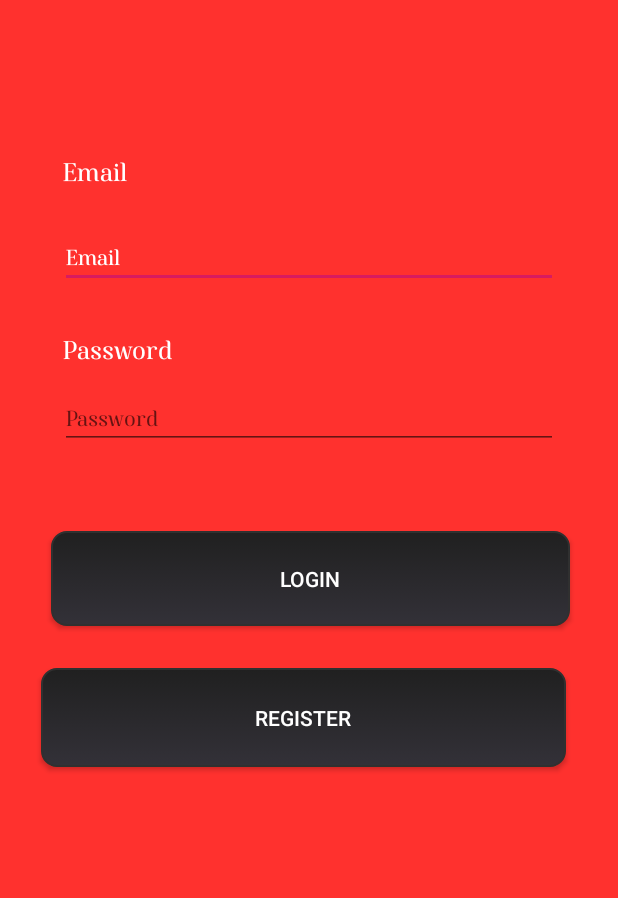
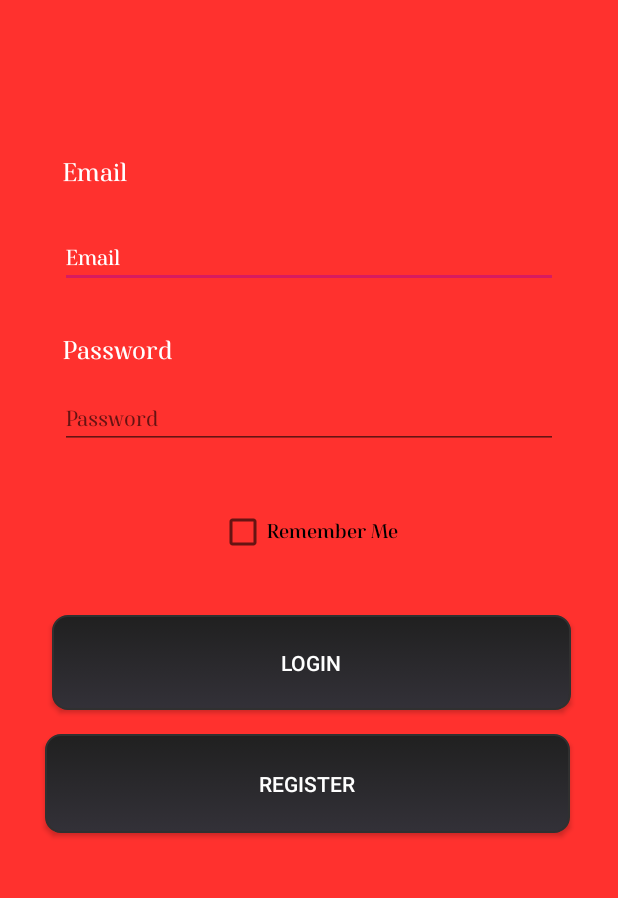
Before and after one commit to TNSelahle/Mouthpiece, an Android app: the screen it shows after launch (LoginPage), on a phone screen of 412 x 824 dp, the part 235-1133 px from its top. Run offline under Robolectric (Android 15) with nearby library versions, the phone set to English and light mode, and no system bars; our stand-ins replace Volley.

Commit message:
Remember Me Senpai!!!
Functionality for rememebr me on log in screen works.

Remember me Senpai!

```diff
--- a/app/src/main/java/com/omega/mouthpiece/LoginPage.java
+++ b/app/src/main/java/com/omega/mouthpiece/LoginPage.java
@@ -19,6 +19,7 @@ import androidx.constraintlayout.widget.ConstraintLayout;
 
 import android.content.Context;
 import android.content.Intent;
+import android.content.SharedPreferences;
 import android.graphics.Color;
 import android.os.Bundle;
 import android.util.Log;
@@ -42,6 +43,9 @@ public class LoginPage extends AppCompatActivity {
     private Button Register;
     private String jsonEmail;
     private String jsonPassword;
+    private CheckBox rememberMe;
+    SharedPreferences sharedPreferences;
+    SharedPreferences.Editor editor;
 
     @Override
     protected void onCreate(Bundle savedInstanceState) {
@@ -52,12 +56,33 @@ public class LoginPage extends AppCompatActivity {
         Password =findViewById(R.id.password);
         Login = findViewById(R.id.loginButton);
         Register = findViewById(R.id.registerButton);
+        rememberMe = findViewById(R.id.rememberMe);
+
+        sharedPreferences=getSharedPreferences("LoginPrefs",MODE_PRIVATE);
+        editor=sharedPreferences.edit();
+
+        //Store auto login preferences:
+        String mail=sharedPreferences.getString("Email","");
+        String password=sharedPreferences.getString("Password","");
+        Boolean checked=sharedPreferences.getBoolean("Remember",false);
+
+        Email.setText(mail);
+        Password.setText(password);
+        rememberMe.setChecked(checked);
 
         Login.setOnClickListener(new View.OnClickListener()
         {
             @Override
             public void onClick(View view)
             {
+                //If remember me is checked, auto fill email and password
+                if(rememberMe.isChecked())
+                {
+                    editor.putString("Email",Email.getText().toString());
+                    editor.putString("Password",Password.getText().toString());
+                    editor.putBoolean("Remember",rememberMe.isChecked());
+                    editor.commit();
+                }
                 jsonEmail = Email.getText().toString();
                 jsonPassword = Password.getText().toString();
 
--- a/app/src/main/res/layout/activity_login.xml
+++ b/app/src/main/res/layout/activity_login.xml
@@ -17,15 +17,33 @@
         android:id="@+id/registerButton"
         android:layout_width="350dp"
         android:layout_height="66dp"
-        android:layout_marginBottom="140dp"
+        android:layout_marginBottom="96dp"
         android:background="@drawable/mybutton"
         android:text="@string/regViewer"
         android:textColor="@color/white"
         app:layout_constraintBottom_toBottomOf="parent"
         app:layout_constraintEnd_toEndOf="parent"
-        app:layout_constraintHorizontal_bias="0.386"
+        app:layout_constraintHorizontal_bias="0.475"
         app:layout_constraintStart_toStartOf="parent"
         tools:text="@string/regViewer" />
+
+    <Button
+        android:id="@+id/loginButton"
+        android:layout_width="346dp"
+        android:layout_height="63dp"
+        android:layout_marginTop="16dp"
+        android:layout_marginBottom="16dp"
+        android:background="@drawable/mybutton"
+        android:text="@string/loginB"
+        android:textColor="@color/white"
+
+        app:layout_constraintBottom_toTopOf="@+id/registerButton"
+        app:layout_constraintEnd_toEndOf="parent"
+        app:layout_constraintHorizontal_bias="0.553"
+        app:layout_constraintStart_toStartOf="parent"
+        app:layout_constraintTop_toBottomOf="@+id/password"
+        app:layout_constraintVertical_bias="1.0"
+        tools:text="@string/loginB" />
 
     <TextView
         android:id="@+id/textView4"
@@ -67,24 +85,6 @@
         app:layout_constraintVertical_bias="0.389" />
 
 
-    <Button
-        android:id="@+id/loginButton"
-        android:layout_width="346dp"
-        android:layout_height="63dp"
-        android:layout_marginBottom="16dp"
-        android:layout_marginTop="16dp"
-        android:background="@drawable/mybutton"
-        android:text="@string/loginB"
-        android:textColor="@color/white"
-
-        app:layout_constraintBottom_toTopOf="@+id/registerButton"
-        app:layout_constraintEnd_toEndOf="parent"
-        app:layout_constraintHorizontal_bias="0.529"
-        app:layout_constraintStart_toStartOf="parent"
-        app:layout_constraintTop_toBottomOf="@+id/password"
-        app:layout_constraintVertical_bias="0.765"
-        tools:text="@string/loginB" />
-
     <EditText
         android:id="@+id/password"
         android:layout_width="0dp"
@@ -92,10 +92,10 @@
         android:layout_marginStart="24dp"
         android:layout_marginEnd="24dp"
         android:autofillHints="UPW"
-        android:textSize="15sp"
         android:fontFamily="@font/famosa"
         android:hint="@string/prompt_password"
         android:inputType="textPassword"
+        android:textSize="15sp"
         app:layout_constraintBottom_toBottomOf="parent"
         app:layout_constraintEnd_toEndOf="parent"
         app:layout_constraintStart_toStartOf="parent"
@@ -147,4 +147,18 @@
         app:layout_constraintStart_toStartOf="parent"
         app:layout_constraintTop_toTopOf="@+id/title" />
 
+    <CheckBox
+        android:id="@+id/rememberMe"
+        android:layout_width="wrap_content"
+        android:layout_height="wrap_content"
+        android:layout_marginTop="20dp"
+        android:layout_marginBottom="20dp"
+        android:text="@string/remember"
+        app:layout_constraintBottom_toTopOf="@+id/loginButton"
+        app:layout_constraintEnd_toEndOf="parent"
+        app:layout_constraintHorizontal_bias="0.498"
+        app:layout_constraintStart_toStartOf="parent"
+        app:layout_constraintTop_toBottomOf="@+id/password"
+        android:fontFamily="@font/famosa_bold"/>
+
 </androidx.constraintlayout.widget.ConstraintLayout>
--- a/app/src/main/res/values/strings.xml
+++ b/app/src/main/res/values/strings.xml
@@ -105,6 +105,7 @@
     <string name="emailTxt">Email:</string>
     <string name="anonymousTxt">Anonymous</string>
     <string name="urlSite">http://102.133.170.83:5000/addFeedback</string>
+    <string name="remember">Remember Me</string>
 
     <string-array name="feedback_choices">
         <item></item>
```
